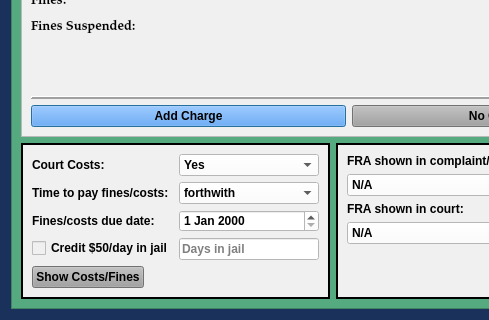
Qt form package/views/ui/NoJailPleaDialog.ui (HunterProgram22/MuniEntry) before a commit; both pictures show x 0 to 489 and y 402 to 722 of the 1020 by 722 pixel window.
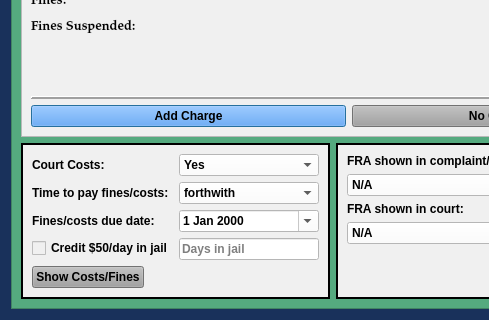
The same form after that commit.

Commit message: Updated other date entry fields to calendar pop-ups.

The edit to the form file:
```diff
--- a/package/views/ui/NoJailPleaDialog.ui
+++ b/package/views/ui/NoJailPleaDialog.ui
@@ -496,6 +496,9 @@
             <property name="styleSheet">
              <string notr="true">background-color: rgb(255, 255, 255);</string>
             </property>
+            <property name="calendarPopup">
+             <bool>true</bool>
+            </property>
            </widget>
           </item>
           <item row="3" column="0">
```
The commit also changes 6 other files.
